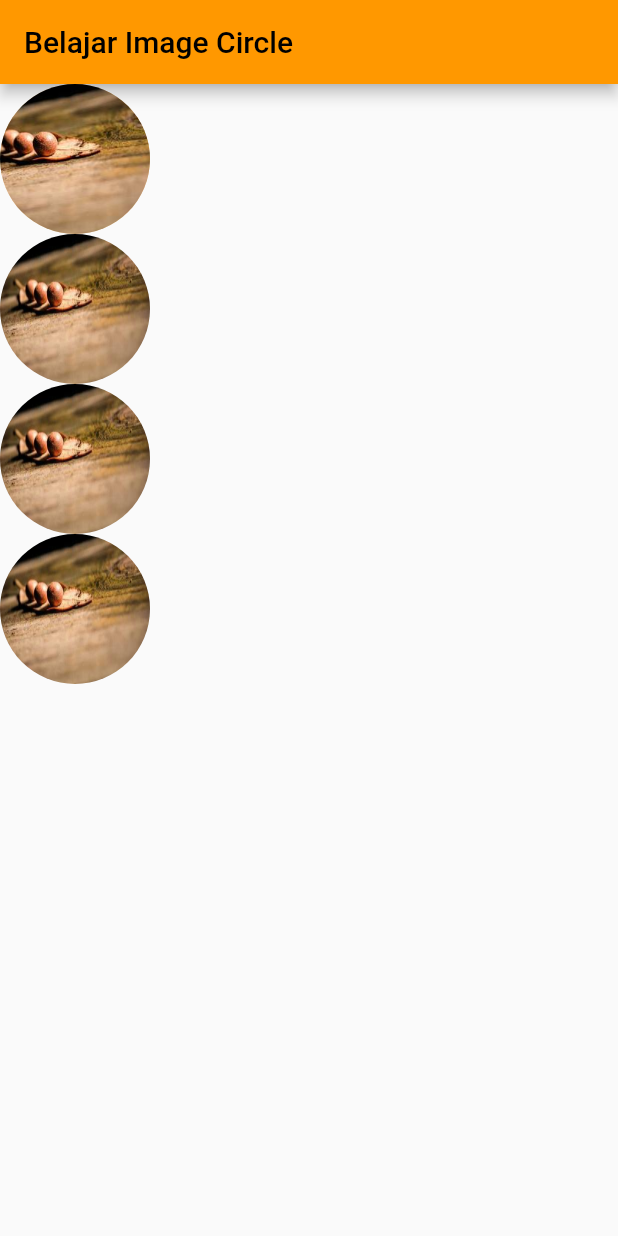
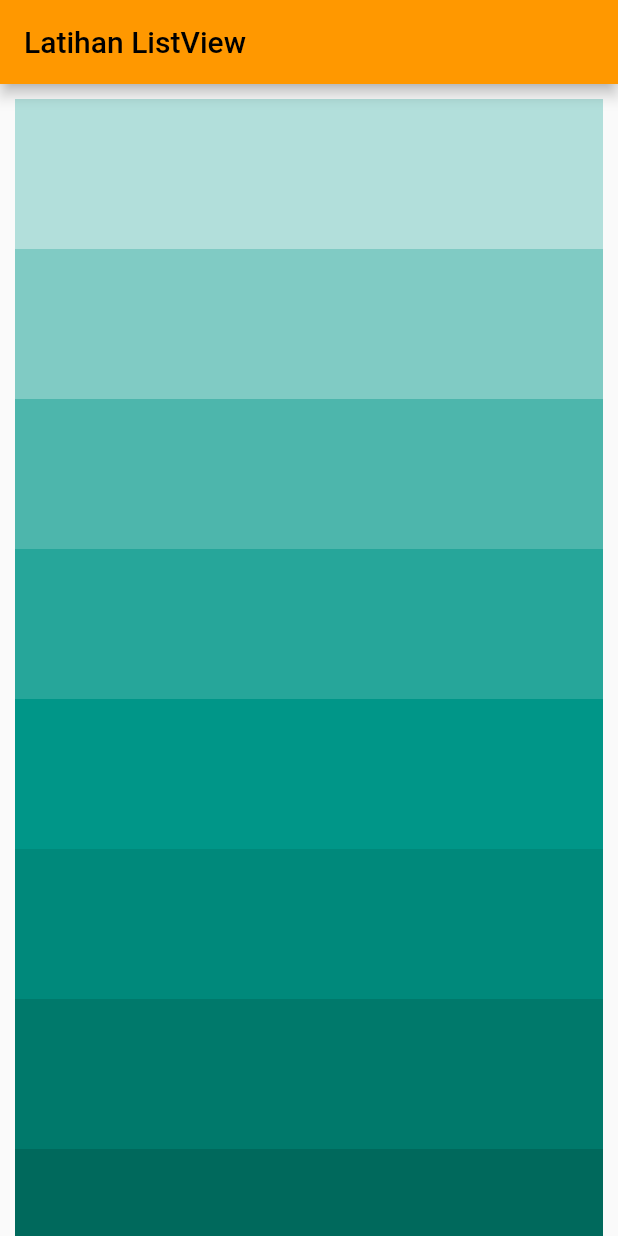
Before and after one commit to cosphi84/hsi-flutter-level1-task-0, a Flutter app: the screen it shows after launch, on a phone screen of 412 x 824 dp. Run offline on Flutter 3.47's test engine with Material 2 defaults, Android fonts, the phone set to English and light mode, and no system bars.

Commit message:
Done Tutorial List View

```diff
--- a/lib/main.dart
+++ b/lib/main.dart
@@ -2,6 +2,7 @@ import 'package:flutter/material.dart';
 import 'package:hsi_level1/widgets/sample_container.dart';
 import 'package:hsi_level1/widgets/sample_image.dart';
 import 'package:hsi_level1/widgets/sample_image_1.dart';
+import 'package:hsi_level1/widgets/sample_listview.dart';
 import 'package:hsi_level1/widgets/sample_text.dart';
 
 void main() {
@@ -19,7 +20,7 @@ class MyApp extends StatelessWidget {
       theme: ThemeData(
         primarySwatch: Colors.orange,
       ),
-      home: const SimpleImage1(),
+      home: SampleListView(),
     );
   }
 }
--- /dev/null
+++ b/lib/widgets/sample_listview.dart
@@ -0,0 +1,26 @@
+
+import 'package:flutter/material.dart';
+
+class SampleListView extends StatelessWidget {
+  SampleListView({super.key});
+  final List colorCodes = [100, 200, 300, 400, 500, 600, 700, 800, 900];
+
+  @override
+  Widget build(BuildContext context){
+    return Scaffold(
+      appBar: AppBar(
+        title: const Text('Latihan ListView'),
+      ),
+      body: ListView.builder(
+        padding: const EdgeInsets.all(10),
+        itemBuilder: (context, index){
+          return Container(
+            color: Colors.teal[colorCodes[index]],
+            height: 100,
+          );
+        },
+        itemCount: colorCodes.length,
+      )
+    );
+  }
+}
```
